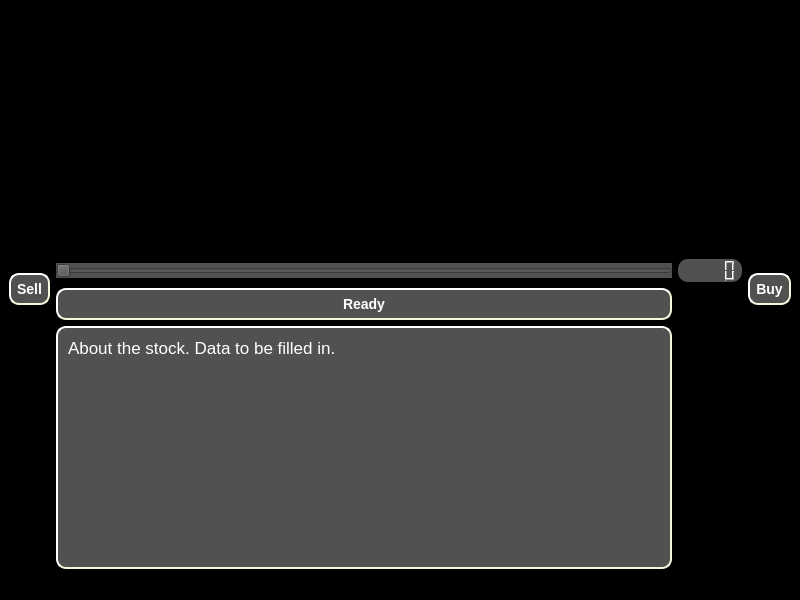
Qt form FrontEnd/testQt/mainwindow.ui (fazeelabbasi/CRASH) before a commit.
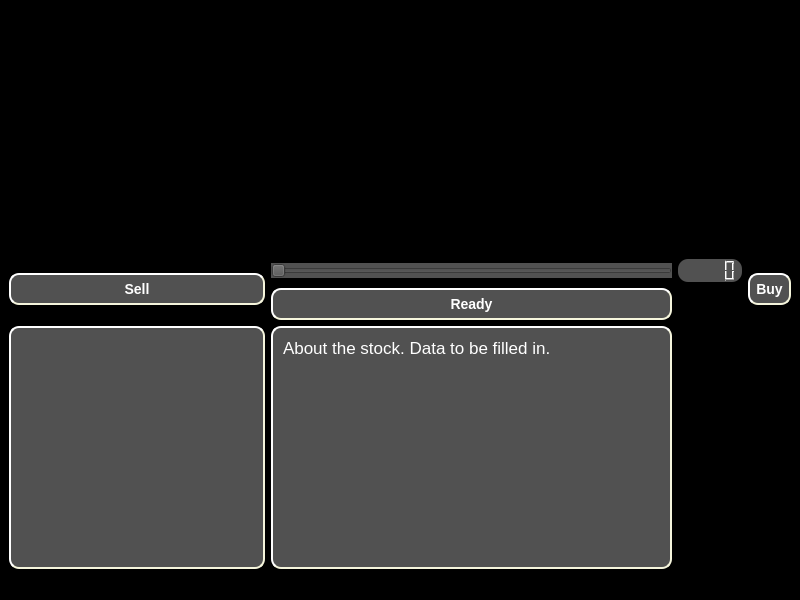
The same form after that commit. Custom widgets are drawn as their Qt base class.

Patch:
```diff
--- a/FrontEnd/testQt/mainwindow.ui
+++ b/FrontEnd/testQt/mainwindow.ui
@@ -139,6 +139,27 @@
       </property>
      </widget>
     </item>
+    <item row="3" column="0">
+     <widget class="QTextBrowser" name="yourStats">
+      <property name="sizePolicy">
+       <sizepolicy hsizetype="Preferred" vsizetype="Preferred">
+        <horstretch>0</horstretch>
+        <verstretch>0</verstretch>
+       </sizepolicy>
+      </property>
+      <property name="styleSheet">
+       <string notr="true">color:white;
+background-color: rgb(81, 81, 81);
+border-style: outset;
+border-width: 2px;
+border-radius: 10px;
+border-color: beige;
+font: bold 14px;
+min-width: 10em;
+padding: 6px</string>
+      </property>
+     </widget>
+    </item>
    </layout>
   </widget>
   <widget class="QMenuBar" name="menubar">
```
Left out of the diff: 68 changed lines with no effect on the pictures.
